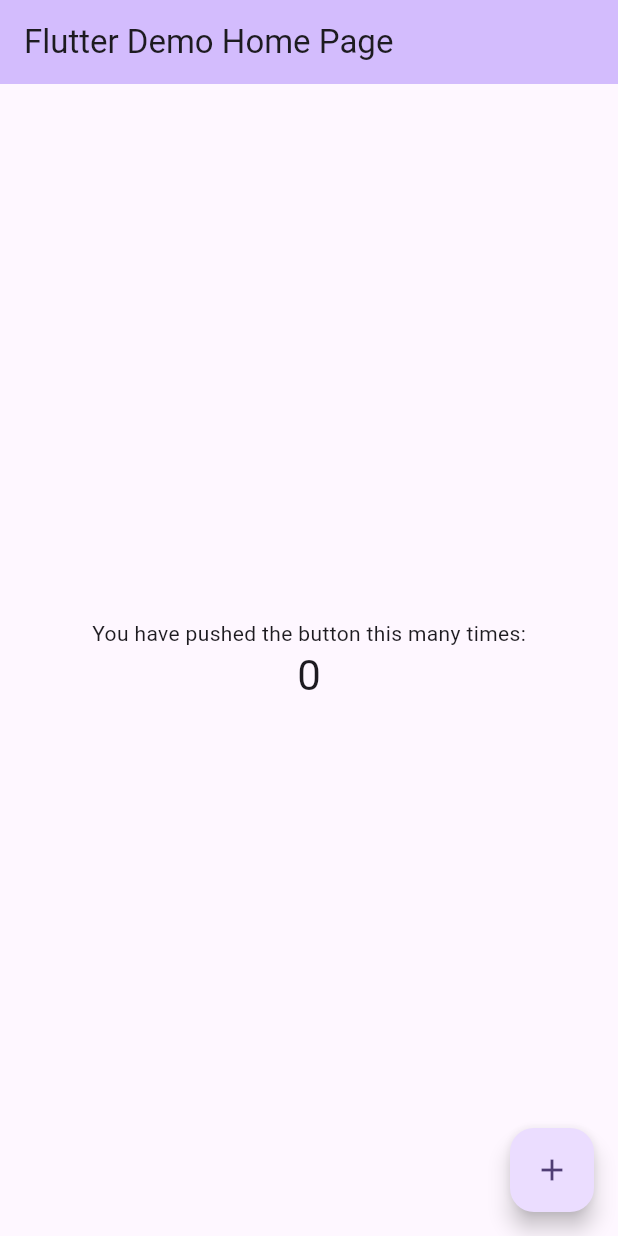
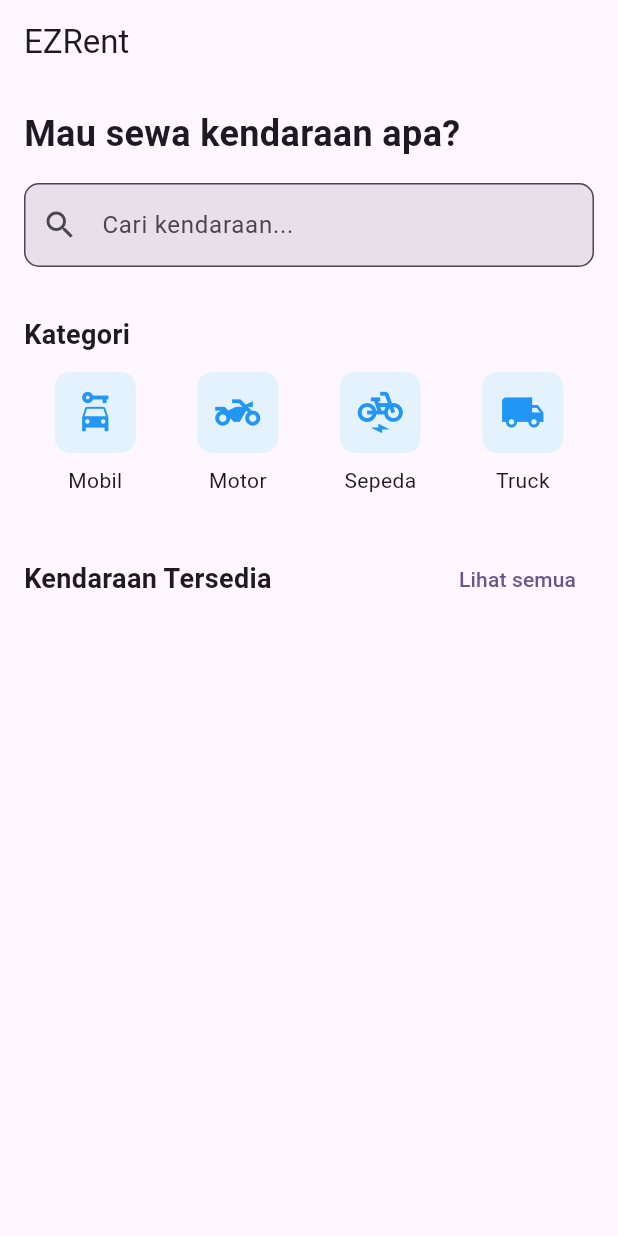
Before and after one commit to sineam0r/uas_ezrent, a Flutter app: the screen it shows after launch, on a phone screen of 412 x 824 dp. Run offline on Flutter 3.47's test engine with Material 3 defaults, Android fonts, the phone set to English and light mode, and no system bars.

Commit message:
Membuat homescreen

```diff
--- a/lib/main.dart
+++ b/lib/main.dart
@@ -1,4 +1,5 @@
 import 'package:flutter/material.dart';
+import 'package:uas_ezrent/screens/home_screen.dart';
 
 void main() {
   runApp(const MyApp());
@@ -13,113 +14,10 @@
     return MaterialApp(
       title: 'Flutter Demo',
       theme: ThemeData(
-        // This is the theme of your application.
-        //
-        // TRY THIS: Try running your application with "flutter run". You'll see
-        // the application has a purple toolbar. Then, without quitting the app,
-        // try changing the seedColor in the colorScheme below to Colors.green
-        // and then invoke "hot reload" (save your changes or press the "hot
-        // reload" button in a Flutter-supported IDE, or press "r" if you used
-        // the command line to start the app).
-        //
-        // Notice that the counter didn't reset back to zero; the application
-        // state is not lost during the reload. To reset the state, use hot
-        // restart instead.
-        //
-        // This works for code too, not just values: Most code changes can be
-        // tested with just a hot reload.
         colorScheme: ColorScheme.fromSeed(seedColor: Colors.deepPurple),
         useMaterial3: true,
       ),
-      home: const MyHomePage(title: 'Flutter Demo Home Page'),
+      home: const HomeScreen(),
     );
   }
 }
-
-class MyHomePage extends StatefulWidget {
-  const MyHomePage({super.key, required this.title});
-
-  // This widget is the home page of your application. It is stateful, meaning
-  // that it has a State object (defined below) that contains fields that affect
-  // how it looks.
-
-  // This class is the configuration for the state. It holds the values (in this
-  // case the title) provided by the parent (in this case the App widget) and
-  // used by the build method of the State. Fields in a Widget subclass are
-  // always marked "final".
-
-  final String title;
-
-  @override
-  State<MyHomePage> createState() => _MyHomePageState();
-}
-
-class _MyHomePageState extends State<MyHomePage> {
-  int _counter = 0;
-
-  void _incrementCounter() {
-    setState(() {
-      // This call to setState tells the Flutter framework that something has
-      // changed in this State, which causes it to rerun the build method below
-      // so that the display can reflect the updated values. If we changed
-      // _counter without calling setState(), then the build method would not be
-      // called again, and so nothing would appear to happen.
-      _counter++;
-    });
-  }
-
-  @override
-  Widget build(BuildContext context) {
-    // This method is rerun every time setState is called, for instance as done
-    // by the _incrementCounter method above.
-    //
-    // The Flutter framework has been optimized to make rerunning build methods
-    // fast, so that you can just rebuild anything that needs updating rather
-    // than having to individually change instances of widgets.
-    return Scaffold(
-      appBar: AppBar(
-        // TRY THIS: Try changing the color here to a specific color (to
-        // Colors.amber, perhaps?) and trigger a hot reload to see the AppBar
-        // change color while the other colors stay the same.
-        backgroundColor: Theme.of(context).colorScheme.inversePrimary,
-        // Here we take the value from the MyHomePage object that was created by
-        // the App.build method, and use it to set our appbar title.
-        title: Text(widget.title),
-      ),
-      body: Center(
-        // Center is a layout widget. It takes a single child and positions it
-        // in the middle of the parent.
-        child: Column(
-          // Column is also a layout widget. It takes a list of children and
-          // arranges them vertically. By default, it sizes itself to fit its
-          // children horizontally, and tries to be as tall as its parent.
-          //
-          // Column has various properties to control how it sizes itself and
-          // how it positions its children. Here we use mainAxisAlignment to
-          // center the children vertically; the main axis here is the vertical
-          // axis because Columns are vertical (the cross axis would be
-          // horizontal).
-          //
-          // TRY THIS: Invoke "debug painting" (choose the "Toggle Debug Paint"
-          // action in the IDE, or press "p" in the console), to see the
-          // wireframe for each widget.
-          mainAxisAlignment: MainAxisAlignment.center,
-          children: <Widget>[
-            const Text(
-              'You have pushed the button this many times:',
-            ),
-            Text(
-              '$_counter',
-              style: Theme.of(context).textTheme.headlineMedium,
-            ),
-          ],
-        ),
-      ),
-      floatingActionButton: FloatingActionButton(
-        onPressed: _incrementCounter,
-        tooltip: 'Increment',
-        child: const Icon(Icons.add),
-      ), // This trailing comma makes auto-formatting nicer for build methods.
-    );
-  }
-}
--- /dev/null
+++ b/lib/screens/home_screen.dart
@@ -0,0 +1,141 @@
+import 'package:flutter/material.dart';
+
+class HomeScreen extends StatelessWidget {
+  const HomeScreen({super.key});
+
+  @override
+  Widget build(BuildContext context) {
+    return Scaffold(
+      appBar: AppBar(
+        title: const Text('EZRent'),
+      ),
+      body: SingleChildScrollView(
+        child: Column(
+          crossAxisAlignment: CrossAxisAlignment.start,
+          children: [
+            Container(
+              padding: const EdgeInsets.all(16.0),
+              child: const Column(
+                crossAxisAlignment: CrossAxisAlignment.start,
+                children: [
+                  Text(
+                    'Mau sewa kendaraan apa?',
+                    style: TextStyle(
+                      fontSize: 24.0,
+                      fontWeight: FontWeight.bold
+                    )
+                  ),
+                  SizedBox(height: 16),
+                  TextField(
+                    decoration: InputDecoration(
+                      hintText: 'Cari kendaraan...',
+                      prefixIcon: Icon(Icons.search),
+                      border: OutlineInputBorder(
+                        borderRadius: BorderRadius.all(Radius.circular(10.0))
+                      ),
+                      filled: true,
+                    )
+                  )
+                ]
+              ),
+            ),
+            Padding(
+              padding: EdgeInsets.all(16.0),
+              child: Column(
+                crossAxisAlignment: CrossAxisAlignment.start,
+                children: [
+                  const Text(
+                    'Kategori',
+                    style: TextStyle(
+                      fontSize: 18,
+                      fontWeight: FontWeight.bold
+                    ),
+                  ),
+                  const SizedBox(height: 12.0),
+                  Row(
+                    mainAxisAlignment: MainAxisAlignment.spaceAround,
+                    children: [
+                      _buildCategoryItem(
+                        icon: Icons.car_rental,
+                        label: 'Mobil',
+                        onTap: () {},
+                      ),
+                      _buildCategoryItem(
+                        icon: Icons.two_wheeler,
+                        label: 'Motor',
+                        onTap: () {},
+                      ),
+                      _buildCategoryItem(
+                        icon: Icons.electric_bike,
+                        label: 'Sepeda',
+                        onTap: () {},
+                      ),
+                      _buildCategoryItem(
+                        icon: Icons.local_shipping,
+                        label: 'Truck',
+                        onTap: () {},
+                      ),
+                    ],
+                  )
+                ],
+              )
+            ),
+            Padding(
+              padding: const EdgeInsets.all(16.0),
+              child: Column(
+                crossAxisAlignment: CrossAxisAlignment.start,
+                children: [
+                  Row(
+                    mainAxisAlignment: MainAxisAlignment.spaceBetween,
+                    children: [
+                      const Text(
+                        'Kendaraan Tersedia',
+                        style: TextStyle(
+                          fontSize: 18,
+                          fontWeight: FontWeight.bold
+                        )
+                      ),
+                      TextButton(
+                        onPressed: () {},
+                        child: const Text('Lihat semua')
+                      )
+                    ]
+                  ),
+                  const SizedBox(height: 12.0),
+                ]
+              ),
+            )
+          ],
+        ),
+      ),
+    );
+  }
+
+  Widget _buildCategoryItem({
+    required IconData icon,
+    required String label,
+    required VoidCallback onTap,
+  }) {
+    return InkWell(
+      onTap: onTap,
+      child: Column(
+        children: [
+          Container(
+            padding: const EdgeInsets.all(12),
+            decoration: BoxDecoration(
+              color: Colors.blue[50],
+              borderRadius: BorderRadius.circular(10),
+            ),
+            child: Icon(
+              icon,
+              size: 30,
+              color: Colors.blue,
+            ),
+          ),
+          const SizedBox(height: 8),
+          Text(label)
+        ]
+      )
+    );
+  }
+}
--- a/pubspec.yaml
+++ b/pubspec.yaml
@@ -30,6 +30,7 @@ environment:
 dependencies:
   flutter:
     sdk: flutter
+  provider: ^6.1.2
 
 
   # The following adds the Cupertino Icons font to your application.
```
Also changed, not shown: pubspec.lock.
